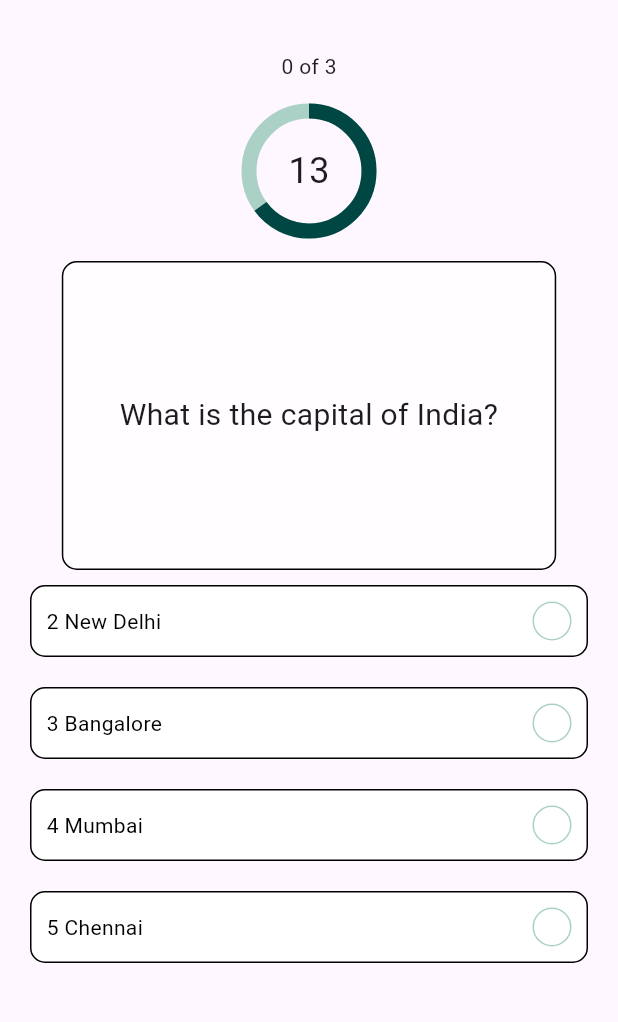
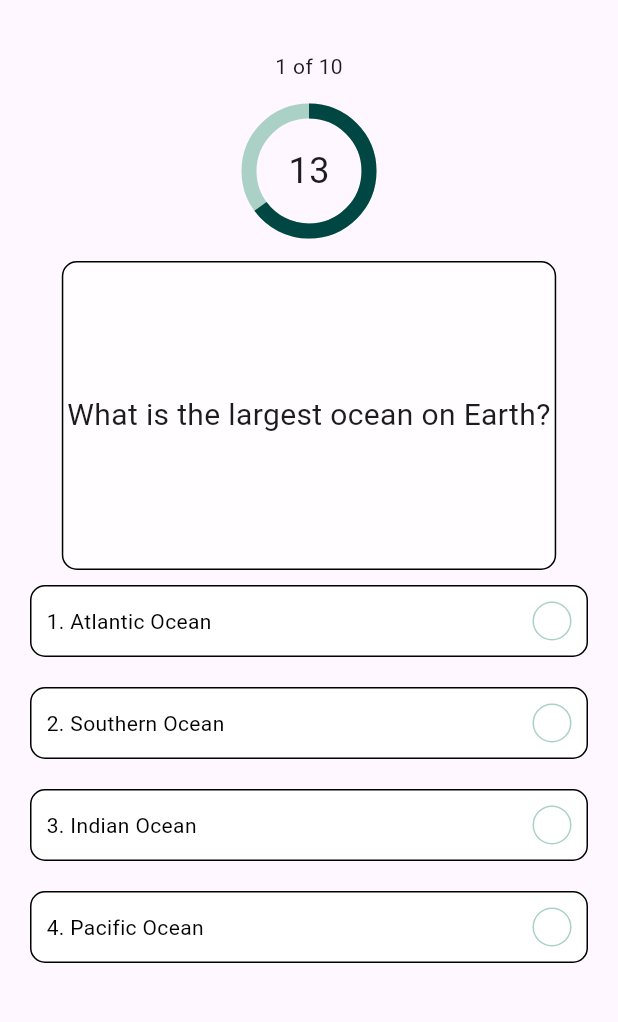
Before and after one commit to krobit/flutter-quiz-app, a Flutter app: the screen it shows after launch, on a phone screen of 412 x 824 dp, the part 63-1085 px from its top. Run offline on Flutter 3.47's test engine with Material 3 defaults, Android fonts, the phone set to English and light mode, and no system bars.

Commit message:
Some minor modifications in the code (shuffling questions and answers)

```diff
--- a/lib/models/Questions.dart
+++ b/lib/models/Questions.dart
@@ -1,7 +1,7 @@
 class Question {
   final String id;
   final String title;
-  final Map<String, bool> options;
+  Map<String, bool> options;
 
   Question({
     required this.id,
--- a/lib/screens/quiz/components/option_card.dart
+++ b/lib/screens/quiz/components/option_card.dart
@@ -1,6 +1,6 @@
 import 'package:flutter/material.dart';
 
-class OptionCard extends StatefulWidget {
+class OptionCard extends StatelessWidget {
   final String option;
   final int index;
   final Function onTap;
@@ -8,7 +8,6 @@ class OptionCard extends StatefulWidget {
   final bool isCorrect;
 
   const OptionCard({
-    super.key,
     required this.option,
     required this.index,
     required this.onTap,
@@ -17,33 +16,26 @@ class OptionCard extends StatefulWidget {
   });
 
   @override
-  State<OptionCard> createState() => _OptionCardState();
-}
-
-class _OptionCardState extends State<OptionCard> {
-  @override
   Widget build(BuildContext context) {
     return Padding(
       padding: const EdgeInsets.symmetric(horizontal: 20.0, vertical: 10.0),
       child: InkWell(
         onTap: () {
-          widget.onTap();
+          onTap();
         },
         child: Container(
           width: MediaQuery.of(context).size.width * 0.8,
           decoration: BoxDecoration(
             border: Border.all(
-              color: widget.isSelected
-                  ? widget.isCorrect
-                      ? Colors.green
-                      : Colors.red
+              color: isSelected
+                  ? (isCorrect ? Colors.green : Colors.red)
                   : Colors.black,
             ),
             borderRadius: BorderRadius.circular(10),
-            color: widget.isSelected
-                ? widget.isCorrect
+            color: isSelected
+                ? (isCorrect
                     ? const Color(0xFFABD1C6)
-                    : const Color(0xFFFFE7E7)
+                    : const Color(0xFFFFE7E7))
                 : Colors.white,
           ),
           child: Padding(
@@ -52,12 +44,10 @@ class _OptionCardState extends State<OptionCard> {
               mainAxisAlignment: MainAxisAlignment.spaceBetween,
               children: [
                 Text(
-                  "${widget.index + 1} ${widget.option}",
+                  "$index. $option",
                   style: TextStyle(
-                    color: widget.isSelected
-                        ? (widget.isCorrect as bool)
-                            ? Colors.green
-                            : Colors.red
+                    color: isSelected
+                        ? (isCorrect ? Colors.green : Colors.red)
                         : Colors.black,
                   ),
                 ),
@@ -68,9 +58,9 @@ class _OptionCardState extends State<OptionCard> {
                     borderRadius: BorderRadius.circular(13),
                     border: Border.all(color: const Color(0xFFABD1C6)),
                   ),
-                  child: widget.isSelected
+                  child: isSelected
                       ? Icon(
-                          widget.isCorrect ? Icons.done : Icons.close,
+                          isCorrect ? Icons.done : Icons.close,
                           size: 16.0,
                         )
                       : null,
--- a/lib/screens/quiz/components/result_box.dart
+++ b/lib/screens/quiz/components/result_box.dart
@@ -29,16 +29,16 @@ class ResultBox extends StatelessWidget {
             ),
             const SizedBox(height: 20),
             CircleAvatar(
+              radius: 70.0,
+              backgroundColor: result == questionLength / 2
+                  ? Colors.yellow
+                  : result < questionLength / 2
+                      ? Colors.red
+                      : Colors.green,
               child: Text('$result/$questionLength',
                   style: const TextStyle(
                     fontSize: 30,
                   )),
-              radius: 70.0,
-              backgroundColor: result == questionLength / 2
-                  ? Colors.yellow
-                  : result < questionLength / 2
-                      ? Colors.green
-                      : Colors.red,
             ),
             const SizedBox(height: 20.0),
             Text(
--- a/lib/screens/quiz/quiz_screen.dart
+++ b/lib/screens/quiz/quiz_screen.dart
@@ -29,32 +29,102 @@ class _QuizScreenState extends State<QuizScreen> {
   final List<Question> _questions = [
     Question(
       id: '1',
-      title: 'What is the capital of India?',
+      title: 'What is the capital of France?',
       options: {
-        'New Delhi': true,
-        'Bangalore': false,
-        'Mumbai': false,
-        'Chennai': false,
+        'Paris': true,
+        'Berlin': false,
+        'Rome': false,
+        'Madrid': false,
       },
     ),
     Question(
       id: '2',
-      title: 'What is the capital of USA?',
+      title: 'Who is the author of "The Great Gatsby"?',
       options: {
-        'Washington D.C.': true,
-        'New York': false,
-        'Los Angeles': false,
-        'Chicago': false,
+        'F. Scott Fitzgerald': true,
+        'Ernest Hemingway': false,
+        'John Steinbeck': false,
+        'Mark Twain': false,
       },
     ),
     Question(
       id: '3',
-      title: 'What is the capital of China?',
+      title: 'What is the chemical symbol for water?',
       options: {
-        'Beijing': true,
-        'Shanghai': false,
-        'Shenzhen': false,
-        'Guangzhou': false,
+        'H2O': true,
+        'CO2': false,
+        'O2': false,
+        'NaCl': false,
+      },
+    ),
+    Question(
+      id: '4',
+      title: 'What is the tallest mountain in the world?',
+      options: {
+        'Mount Everest': true,
+        'K2': false,
+        'Kangchenjunga': false,
+        'Lhotse': false,
+      },
+    ),
+    Question(
+      id: '5',
+      title: 'Who painted the Mona Lisa?',
+      options: {
+        'Leonardo da Vinci': true,
+        'Pablo Picasso': false,
+        'Vincent van Gogh': false,
+        'Michelangelo': false,
+      },
+    ),
+    Question(
+      id: '6',
+      title: 'What is the largest ocean on Earth?',
+      options: {
+        'Pacific Ocean': true,
+        'Atlantic Ocean': false,
+        'Indian Ocean': false,
+        'Southern Ocean': false,
+      },
+    ),
+    Question(
+      id: '7',
+      title: 'What year did World War II end?',
+      options: {
+        '1945': true,
+        '1939': false,
+        '1941': false,
+        '1943': false,
+      },
+    ),
+    Question(
+      id: '8',
+      title: 'Which planet is known as the Red Planet?',
+      options: {
+        'Mars': true,
+        'Jupiter': false,
+        'Saturn': false,
+        'Venus': false,
+      },
+    ),
+    Question(
+      id: '9',
+      title: 'Who is credited with discovering gravity?',
+      options: {
+        'Isaac Newton': true,
+        'Albert Einstein': false,
+        'Galileo Galilei': false,
+        'Nikola Tesla': false,
+      },
+    ),
+    Question(
+      id: '10',
+      title: 'What is the primary ingredient in guacamole?',
+      options: {
+        'Avocado': true,
+        'Tomato': false,
+        'Onion': false,
+        'Lemon': false,
       },
     ),
   ];
@@ -63,6 +133,11 @@ class _QuizScreenState extends State<QuizScreen> {
   void initState() {
     super.initState();
     startTimer();
+    _questions.shuffle();
+    _questions.forEach((question) {
+      question.options =
+          Map.fromEntries(question.options.entries.toList()..shuffle());
+    });
   }
 
   @override
@@ -109,7 +184,7 @@ class _QuizScreenState extends State<QuizScreen> {
           selectedAnswer = key;
         }
       });
-      Future.delayed(Duration(seconds: 1), () {
+      Future.delayed(const Duration(seconds: 1), () {
         setState(() {
           _currentQuestion++;
           _selectedAnswerIndex = -1;
@@ -157,7 +232,7 @@ class _QuizScreenState extends State<QuizScreen> {
           mainAxisAlignment: MainAxisAlignment.center,
           children: [
             const SizedBox(height: 20.0),
-            Text('${_currentQuestion} of ${_questions.length}'),
+            Text('${_currentQuestion + 1} of ${_questions.length}'),
             const SizedBox(height: 20.0),
             ProgressBar(timeLeft: _timeLeft),
             const SizedBox(height: 20.0),
```
